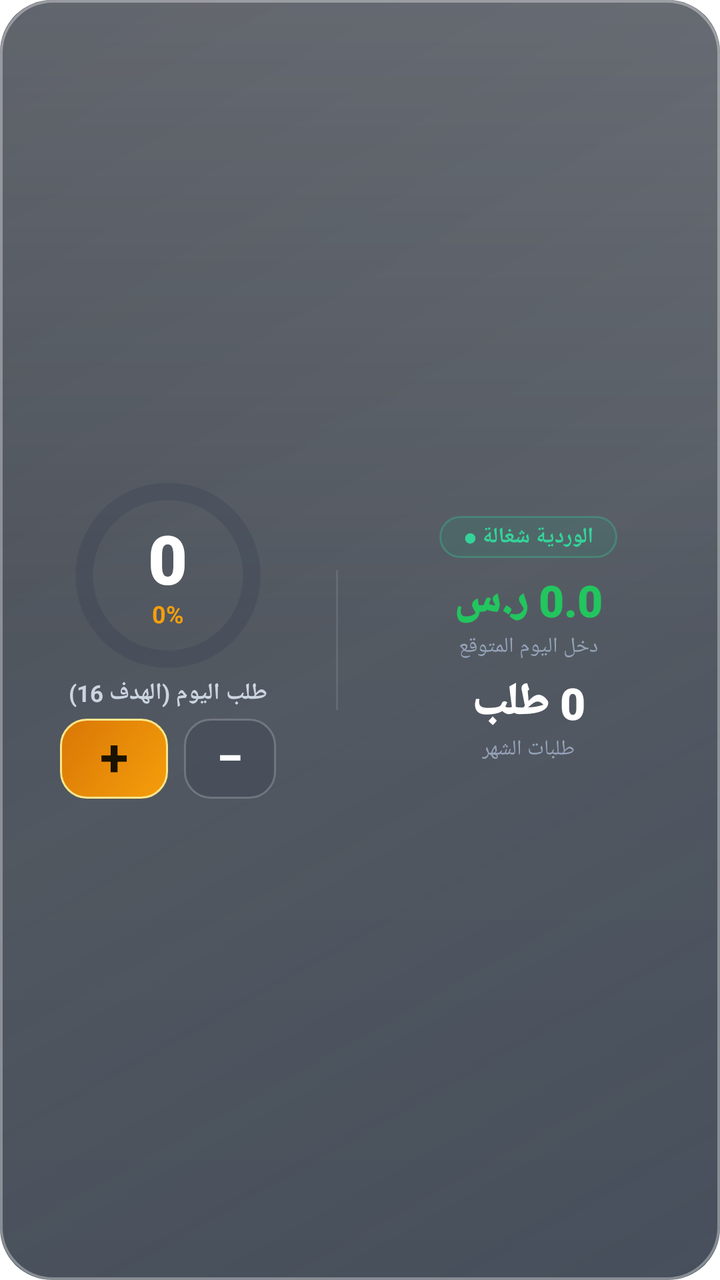
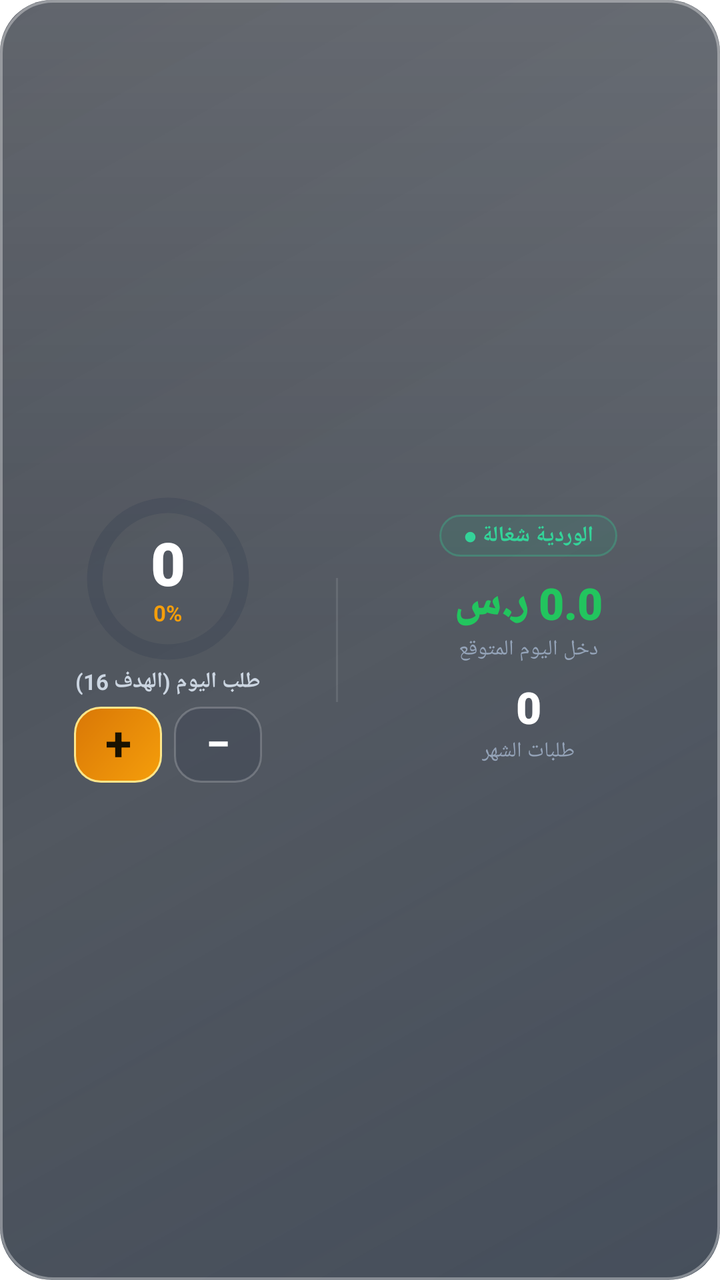

The first picture is an Android layout as it rendered before a commit; the second is the same layout after the commit. The layout source and the unified diff follow.
<!-- AndroidManifest.xml: fallback theme Theme.MaterialComponents.DayNight.NoActionBar -->
<!-- res/layout/widget_apple_glass.xml -->
<?xml version="1.0" encoding="utf-8"?>
<LinearLayout xmlns:android="http://schemas.android.com/apk/res/android"
    android:id="@+id/apple_widget_root"
    android:layout_width="match_parent"
    android:layout_height="match_parent"
    android:background="@drawable/bg_apple_glass_container"
    android:orientation="horizontal"
    android:layoutDirection="ltr"
    android:padding="8dp"
    android:gravity="center_vertical">

    
    <LinearLayout
        android:id="@+id/apple_section_left"
        android:layout_width="0dp"
        android:layout_height="match_parent"
        android:layout_weight="1.0"
        android:orientation="vertical"
        android:gravity="center">

        
        <FrameLayout
            android:layout_width="94dp"
            android:layout_height="94dp">

            <ProgressBar
                android:id="@+id/pb_apple_ring"
                style="?android:attr/progressBarStyleHorizontal"
                android:layout_width="match_parent"
                android:layout_height="match_parent"
                android:indeterminate="false"
                android:max="100"
                android:progress="0"
                android:progressDrawable="@drawable/ring_progress_cyan" />

            <LinearLayout
                android:layout_width="match_parent"
                android:layout_height="match_parent"
                android:gravity="center"
                android:orientation="vertical">

                <TextView
                    android:id="@+id/tv_apple_orders_count"
                    android:layout_width="wrap_content"
                    android:layout_height="wrap_content"
                    android:fontFamily="sans-serif-black"
                    android:includeFontPadding="false"
                    android:text="0"
                    android:textColor="#FFFFFF"
                    android:textSize="34sp"
                    android:textStyle="bold" />

                <TextView
                    android:id="@+id/tv_apple_progress_percent"
                    android:layout_width="wrap_content"
                    android:layout_height="wrap_content"
                    android:includeFontPadding="false"
                    android:text="0%"
                    android:textColor="#F59E0B"
                    android:textSize="12sp"
                    android:textStyle="bold" />
            </LinearLayout>
        </FrameLayout>

        
        <TextView
            android:id="@+id/tv_apple_target_sub"
            android:layout_width="wrap_content"
            android:layout_height="wrap_content"
            android:layout_marginTop="4dp"
            android:includeFontPadding="false"
            android:text="طلب اليوم (الهدف 16)"
            android:textColor="#CBD5E1"
            android:textSize="11.5sp"
            android:textStyle="bold" />

        
        <LinearLayout
            android:layout_width="wrap_content"
            android:layout_height="wrap_content"
            android:layout_marginTop="5dp"
            android:gravity="center"
            android:orientation="horizontal">

            <TextView
                android:id="@+id/btn_apple_increment"
                android:layout_width="54dp"
                android:layout_height="40dp"
                android:background="@drawable/btn_apple_plus"
                android:gravity="center"
                android:includeFontPadding="false"
                android:text="+"
                android:textColor="#1A1200"
                android:textSize="26sp"
                android:textStyle="bold" />

            <TextView
                android:id="@+id/btn_apple_decrement"
                android:layout_width="46dp"
                android:layout_height="40dp"
                android:layout_marginLeft="8dp"
                android:layout_marginStart="8dp"
                android:background="@drawable/btn_apple_minus"
                android:gravity="center"
                android:includeFontPadding="false"
                android:text="−"
                android:textColor="#FFFFFF"
                android:textSize="24sp"
                android:textStyle="bold" />
        </LinearLayout>
    </LinearLayout>

    
    <FrameLayout
        android:layout_width="1dp"
        android:layout_height="70dp"
        android:layout_gravity="center_vertical"
        android:background="#1AFFFFFF"
        android:layout_marginLeft="8dp"
        android:layout_marginRight="8dp" />

    
    <LinearLayout
        android:id="@+id/apple_section_right"
        android:layout_width="0dp"
        android:layout_height="match_parent"
        android:layout_weight="1.15"
        android:orientation="vertical"
        android:gravity="center"
        android:paddingLeft="4dp"
        android:paddingRight="4dp">

        
        <TextView
            android:id="@+id/tv_apple_shift_status"
            android:layout_width="wrap_content"
            android:layout_height="wrap_content"
            android:layout_gravity="center_horizontal"
            android:background="@drawable/bg_apple_shift_pill"
            android:paddingLeft="12dp"
            android:paddingRight="12dp"
            android:paddingTop="3dp"
            android:paddingBottom="3dp"
            android:text="الوردية شغالة ●"
            android:textColor="#34D399"
            android:textSize="11sp"
            android:textStyle="bold" />

        
        <TextView
            android:id="@+id/tv_apple_today_income"
            android:layout_width="wrap_content"
            android:layout_height="wrap_content"
            android:layout_gravity="center_horizontal"
            android:layout_marginTop="6dp"
            android:fontFamily="sans-serif-black"
            android:includeFontPadding="false"
            android:text="0.0 ر.س"
            android:textDirection="rtl"
            android:textColor="#22C55E"
            android:textSize="22sp"
            android:textStyle="bold" />

        <TextView
            android:layout_width="wrap_content"
            android:layout_height="wrap_content"
            android:layout_gravity="center_horizontal"
            android:layout_marginTop="1dp"
            android:includeFontPadding="false"
            android:text="دخل اليوم المتوقع"
            android:textColor="#94A3B8"
            android:textSize="10.5sp" />

        
        <TextView
            android:id="@+id/tv_apple_month_orders"
            android:layout_width="wrap_content"
            android:layout_height="wrap_content"
            android:layout_gravity="center_horizontal"
            android:layout_marginTop="6dp"
            android:fontFamily="sans-serif-black"
            android:includeFontPadding="false"
            android:text="0 طلب"
            android:textDirection="rtl"
            android:textColor="#FFFFFF"
            android:textSize="22sp"
            android:textStyle="bold" />

        <TextView
            android:layout_width="wrap_content"
            android:layout_height="wrap_content"
            android:layout_gravity="center_horizontal"
            android:layout_marginTop="1dp"
            android:includeFontPadding="false"
            android:text="طلبات الشهر"
            android:textColor="#94A3B8"
            android:textSize="10.5sp" />

    </LinearLayout>

</LinearLayout>
<!-- resources referenced by this layout -->
<resources>
  <!-- drawable bg_apple_glass_container (drawable) -->
  <?xml version="1.0" encoding="utf-8"?>
  <layer-list xmlns:android="http://schemas.android.com/apk/res/android">
      
      <item>
          <shape android:shape="rectangle">
              <corners android:radius="26dp" />
              <gradient
                  android:angle="135"
                  android:startColor="#CC182333"
                  android:centerColor="#BF121A26"
                  android:endColor="#CC0E141F" />
          </shape>
      </item>
  
      
      <item>
          <shape android:shape="rectangle">
              <corners android:radius="26dp" />
              <gradient
                  android:angle="270"
                  android:startColor="#2EFFFFFF"
                  android:centerColor="#08FFFFFF"
                  android:endColor="#00FFFFFF" />
          </shape>
      </item>
  
      
      <item>
          <shape android:shape="rectangle">
              <corners android:radius="26dp" />
              <stroke
                  android:width="1.3dp"
                  android:color="#59FFFFFF" />
          </shape>
      </item>
  </layer-list>
  <!-- drawable bg_apple_shift_pill (drawable) -->
  <?xml version="1.0" encoding="utf-8"?>
  <shape xmlns:android="http://schemas.android.com/apk/res/android"
      android:shape="rectangle">
      <corners android:radius="14dp" />
      <solid android:color="#1A10B981" />
      <stroke
          android:width="1dp"
          android:color="#4D34D399" />
  </shape>
  <!-- drawable btn_apple_minus (drawable) -->
  <?xml version="1.0" encoding="utf-8"?>
  <shape xmlns:android="http://schemas.android.com/apk/res/android"
      android:shape="rectangle">
      <corners android:radius="13dp" />
      <solid android:color="#33263142" />
      <stroke
          android:width="1dp"
          android:color="#33FFFFFF" />
  </shape>
  <!-- drawable btn_apple_plus (drawable) -->
  <?xml version="1.0" encoding="utf-8"?>
  <shape xmlns:android="http://schemas.android.com/apk/res/android"
      android:shape="rectangle">
      <corners android:radius="13dp" />
      <gradient
          android:startColor="#F59E0B"
          android:endColor="#D97706"
          android:angle="135" />
      <stroke
          android:width="1dp"
          android:color="#FDE68A" />
  </shape>
  <!-- drawable ring_progress_cyan (drawable) -->
  <?xml version="1.0" encoding="utf-8"?>
  <layer-list xmlns:android="http://schemas.android.com/apk/res/android">
      
      <item android:id="@android:id/background">
          <shape
              android:innerRadiusRatio="2.5"
              android:shape="ring"
              android:thickness="8.5dp"
              android:useLevel="false">
              <solid android:color="#402D3A4E" />
          </shape>
      </item>
      
      <item android:id="@android:id/progress">
          <rotate
              android:fromDegrees="270"
              android:toDegrees="270">
              <shape
                  android:innerRadiusRatio="2.5"
                  android:shape="ring"
                  android:thickness="8.5dp"
                  android:useLevel="true">
                  <gradient
                      android:centerColor="#FBBF24"
                      android:endColor="#F59E0B"
                      android:startColor="#D97706"
                      android:type="sweep" />
              </shape>
          </rotate>
      </item>
  </layer-list>
</resources>

<!-- the commit's change to res/layout/widget_apple_glass.xml (unified diff, before → after) -->
@@ -20,8 +20,8 @@
 
         
         <FrameLayout
-            android:layout_width="94dp"
-            android:layout_height="94dp">
+            android:layout_width="82dp"
+            android:layout_height="82dp">
 
             <ProgressBar
                 android:id="@+id/pb_apple_ring"
@@ -47,7 +47,7 @@
                     android:includeFontPadding="false"
                     android:text="0"
                     android:textColor="#FFFFFF"
-                    android:textSize="34sp"
+                    android:textSize="30sp"
                     android:textStyle="bold" />
 
                 <TextView
@@ -57,7 +57,7 @@
                     android:includeFontPadding="false"
                     android:text="0%"
                     android:textColor="#F59E0B"
-                    android:textSize="12sp"
+                    android:textSize="11sp"
                     android:textStyle="bold" />
             </LinearLayout>
         </FrameLayout>
@@ -67,11 +67,11 @@
             android:id="@+id/tv_apple_target_sub"
             android:layout_width="wrap_content"
             android:layout_height="wrap_content"
-            android:layout_marginTop="4dp"
+            android:layout_marginTop="3dp"
             android:includeFontPadding="false"
             android:text="طلب اليوم (الهدف 16)"
             android:textColor="#CBD5E1"
-            android:textSize="11.5sp"
+            android:textSize="11sp"
             android:textStyle="bold" />
 
         
@@ -84,28 +84,28 @@
 
             <TextView
                 android:id="@+id/btn_apple_increment"
-                android:layout_width="54dp"
-                android:layout_height="40dp"
+                android:layout_width="44dp"
+                android:layout_height="38dp"
                 android:background="@drawable/btn_apple_plus"
                 android:gravity="center"
                 android:includeFontPadding="false"
                 android:text="+"
                 android:textColor="#1A1200"
-                android:textSize="26sp"
+                android:textSize="24sp"
                 android:textStyle="bold" />
 
             <TextView
                 android:id="@+id/btn_apple_decrement"
-                android:layout_width="46dp"
-                android:layout_height="40dp"
-                android:layout_marginLeft="8dp"
-                android:layout_marginStart="8dp"
+                android:layout_width="44dp"
+                android:layout_height="38dp"
+                android:layout_marginLeft="6dp"
+                android:layout_marginStart="6dp"
                 android:background="@drawable/btn_apple_minus"
                 android:gravity="center"
                 android:includeFontPadding="false"
                 android:text="−"
                 android:textColor="#FFFFFF"
-                android:textSize="24sp"
+                android:textSize="22sp"
                 android:textStyle="bold" />
         </LinearLayout>
     </LinearLayout>
@@ -113,7 +113,7 @@
     
     <FrameLayout
         android:layout_width="1dp"
-        android:layout_height="70dp"
+        android:layout_height="62dp"
         android:layout_gravity="center_vertical"
         android:background="#1AFFFFFF"
         android:layout_marginLeft="8dp"
@@ -152,7 +152,7 @@
             android:layout_width="wrap_content"
             android:layout_height="wrap_content"
             android:layout_gravity="center_horizontal"
-            android:layout_marginTop="6dp"
+            android:layout_marginTop="8dp"
             android:fontFamily="sans-serif-black"
             android:includeFontPadding="false"
             android:text="0.0 ر.س"
@@ -177,10 +177,10 @@
             android:layout_width="wrap_content"
             android:layout_height="wrap_content"
             android:layout_gravity="center_horizontal"
-            android:layout_marginTop="6dp"
+            android:layout_marginTop="10dp"
             android:fontFamily="sans-serif-black"
             android:includeFontPadding="false"
-            android:text="0 طلب"
+            android:text="0"
             android:textDirection="rtl"
             android:textColor="#FFFFFF"
             android:textSize="22sp"
<!-- resource entries referenced after the edit -->
@@ -78,7 +78,7 @@
           <shape
               android:innerRadiusRatio="2.5"
               android:shape="ring"
-              android:thickness="8.5dp"
+              android:thickness="7.5dp"
               android:useLevel="false">
               <solid android:color="#402D3A4E" />
           </shape>
@@ -91,7 +91,7 @@
               <shape
                   android:innerRadiusRatio="2.5"
                   android:shape="ring"
-                  android:thickness="8.5dp"
+                  android:thickness="7.5dp"
                   android:useLevel="true">
                   <gradient
                       android:centerColor="#FBBF24"
